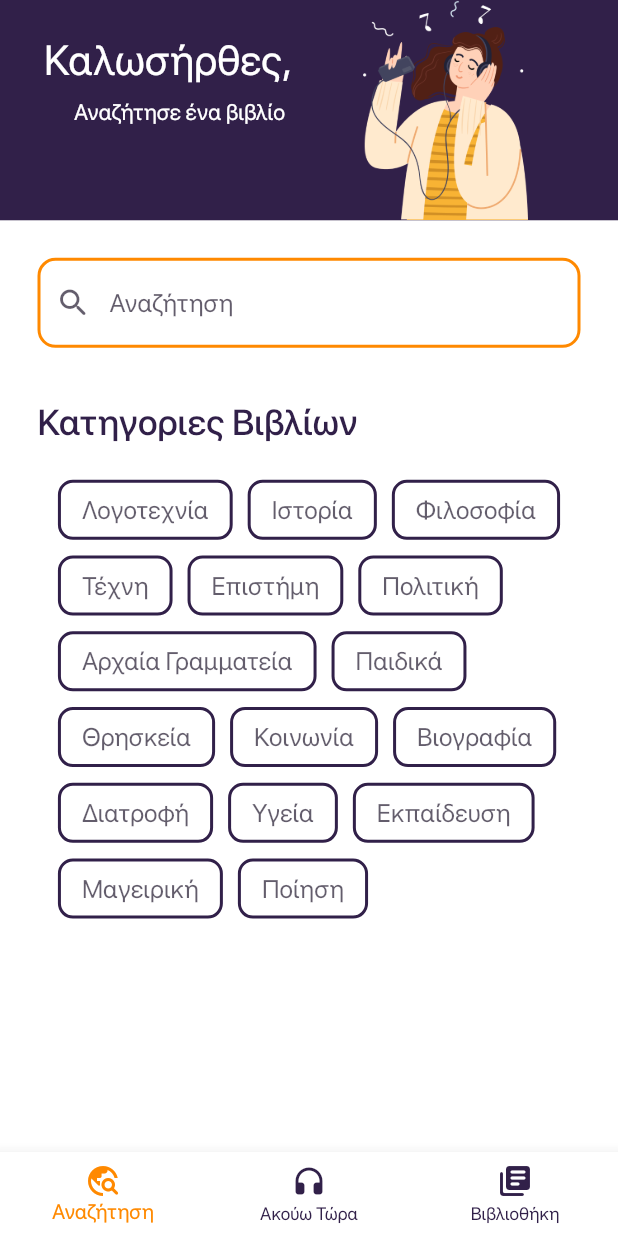
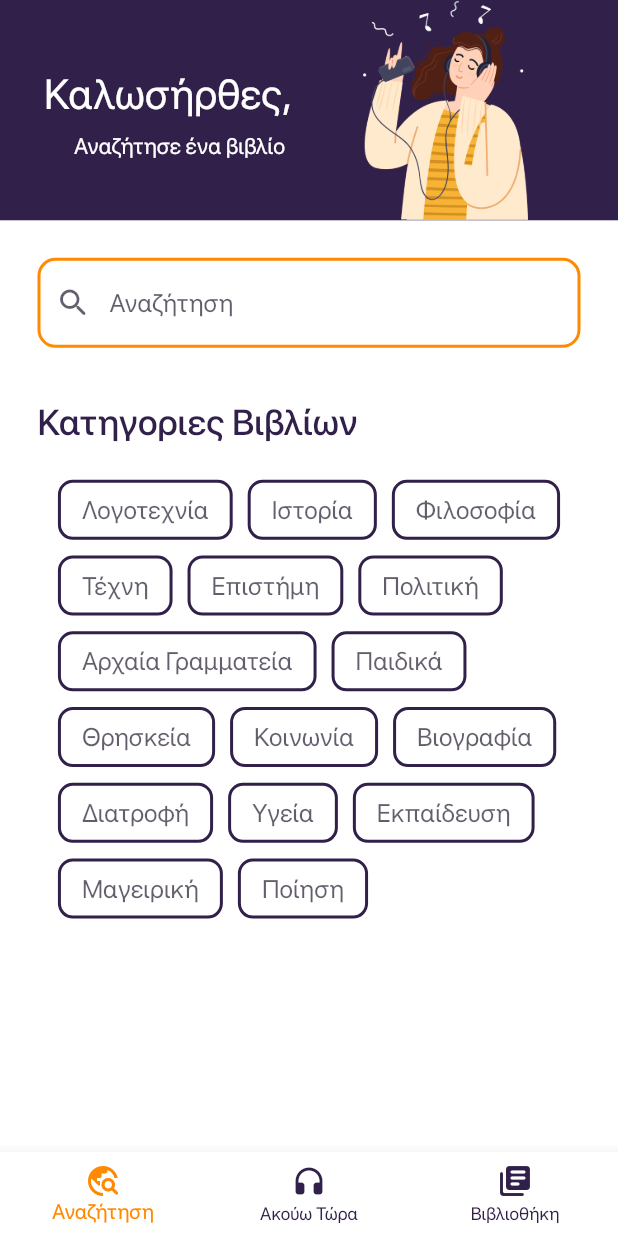
Before and after one commit to Stellapist/audioblink, a Flutter app: the screen it shows after launch, on a phone screen of 412 x 824 dp. Run offline on Flutter 3.47's test engine with Material 2 defaults, Android fonts, the phone set to English and light mode, and no system bars; our stand-ins replace audio_video_progress_bar, just_audio, rxdart; missing offline and left inert: duration_picker.

Commit message:
fixed the title thingy (maybe not perfectly)

```diff
--- a/lib/main.dart
+++ b/lib/main.dart
@@ -153,7 +153,7 @@ class _SearchTabState extends State<SearchTab> {
                     children: [
                       Container(
                         width: 200,
-                        padding: const EdgeInsets.fromLTRB(20, 0, 5, 20),
+                        padding: const EdgeInsets.fromLTRB(20, 45, 5, 20),
                         child: Column(
                           verticalDirection: VerticalDirection.up,
                           crossAxisAlignment: CrossAxisAlignment.end,
```
